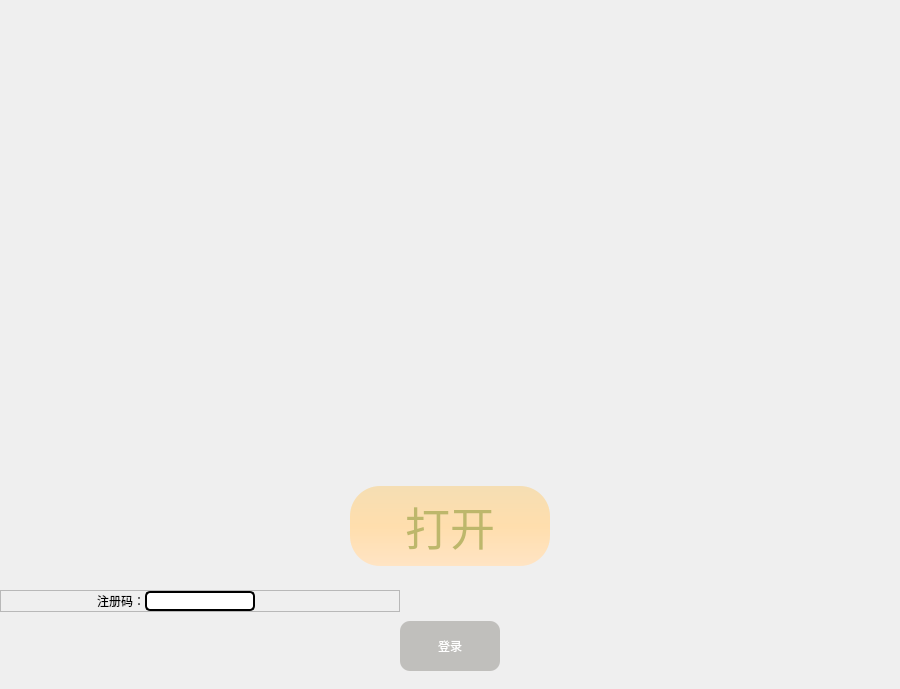
Qt form interface-file/qui_login_widget.ui (gdboy000/QPlugs) before a commit.
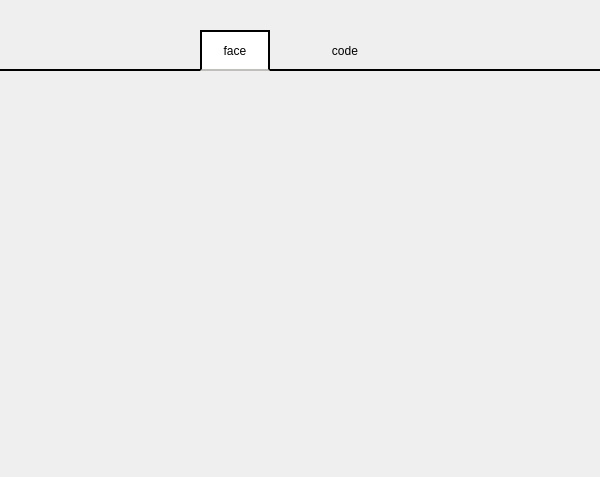
The same form after that commit. Icons and pictures are not drawn. Custom widgets are drawn as their Qt base class.

The edit to the form file:
```diff
--- a/interface-file/qui_login_widget.ui
+++ b/interface-file/qui_login_widget.ui
@@ -6,14 +6,17 @@
    <rect>
     <x>0</x>
     <y>0</y>
-    <width>900</width>
-    <height>674</height>
+    <width>600</width>
+    <height>477</height>
    </rect>
   </property>
   <property name="windowTitle">
    <string>Form</string>
   </property>
-  <layout class="QVBoxLayout" name="verticalLayout" stretch="0,1,10">
+  <property name="styleSheet">
+   <string notr="true"/>
+  </property>
+  <layout class="QVBoxLayout" name="verticalLayout">
    <property name="spacing">
     <number>0</number>
    </property>
@@ -40,126 +43,121 @@
      <property name="minimumSize">
       <size>
        <width>0</width>
-       <height>100</height>
+       <height>30</height>
       </size>
      </property>
-     <widget class="QPushButton" name="settingBtn">
-      <property name="geometry">
-       <rect>
-        <x>800</x>
-        <y>0</y>
-        <width>50</width>
-        <height>50</height>
-       </rect>
+     <property name="styleSheet">
+      <string notr="true">background: transparent;</string>
+     </property>
+     <layout class="QHBoxLayout" name="horizontalLayout">
+      <property name="spacing">
+       <number>0</number>
       </property>
-      <property name="maximumSize">
-       <size>
-        <width>50</width>
-        <height>50</height>
-       </size>
+      <property name="leftMargin">
+       <number>0</number>
       </property>
-      <property name="styleSheet">
-       <string notr="true">:hover{background:#EEE8AA  ;border:1px solid #FFFFFF;} :!hover{border-style:none}</string>
+      <property name="topMargin">
+       <number>0</number>
       </property>
-      <property name="text">
-       <string/>
+      <property name="rightMargin">
+       <number>0</number>
       </property>
-      <property name="icon">
-       <iconset resource="../resource.qrc">
-        <normaloff>:/icons/resources/cog.svg</normaloff>:/icons/resources/cog.svg</iconset>
+      <property name="bottomMargin">
+       <number>0</number>
       </property>
-      <property name="iconSize">
-       <size>
-        <width>25</width>
-        <height>25</height>
-       </size>
-      </property>
-     </widget>
-     <widget class="QPushButton" name="backBtn">
-      <property name="geometry">
-       <rect>
-        <x>750</x>
-        <y>0</y>
-        <width>50</width>
-        <height>50</height>
-       </rect>
-      </property>
-      <property name="sizePolicy">
-       <sizepolicy hsizetype="Preferred" vsizetype="Fixed">
-        <horstretch>0</horstretch>
-        <verstretch>0</verstretch>
-       </sizepolicy>
-      </property>
-      <property name="maximumSize">
-       <size>
-        <width>50</width>
-        <height>50</height>
-       </size>
-      </property>
-      <property name="styleSheet">
-       <string notr="true">:hover{background:#EEE8AA  ;border:1px solid #FFFFFF;} :!hover{border-style:none}</string>
-      </property>
-      <property name="text">
-       <string/>
-      </property>
-      <property name="icon">
-       <iconset resource="../resource.qrc">
-        <normaloff>:/icons/resources/log-out.svg</normaloff>:/icons/resources/log-out.svg</iconset>
-      </property>
-      <property name="iconSize">
-       <size>
-        <width>25</width>
-        <height>25</height>
-       </size>
-      </property>
-     </widget>
-     <widget class="QPushButton" name="closeBtn">
-      <property name="geometry">
-       <rect>
-        <x>850</x>
-        <y>0</y>
-        <width>50</width>
-        <height>50</height>
-       </rect>
-      </property>
-      <property name="maximumSize">
-       <size>
-        <width>50</width>
-        <height>50</height>
-       </size>
-      </property>
-      <property name="styleSheet">
-       <string notr="true">:hover{background:red  ;border:1px solid #FFFFFF;}
-:!hover{border-style:none}</string>
-      </property>
-      <property name="text">
-       <string/>
-      </property>
-      <property name="icon">
-       <iconset resource="../resource.qrc">
-        <normaloff>:/icons/resources/close.svg</normaloff>:/icons/resources/close.svg</iconset>
-      </property>
-      <property name="iconSize">
-       <size>
-        <width>25</width>
-        <height>25</height>
-       </size>
-      </property>
-     </widget>
+      <item>
+       <spacer name="horizontalSpacer">
+        <property name="orientation">
+         <enum>Qt::Orientation::Horizontal</enum>
+        </property>
+        <property name="sizeHint" stdset="0">
+         <size>
+          <width>820</width>
+          <height>20</height>
+         </size>
+        </property>
+       </spacer>
+      </item>
+      <item>
+       <widget class="QPushButton" name="settingBtn">
+        <property name="maximumSize">
+         <size>
+          <width>50</width>
+          <height>50</height>
+         </size>
+        </property>
+        <property name="styleSheet">
+         <string notr="true">:hover{background:#000000 ;
+border-radius:0px;
+background-image: url(:/imgs/resources/cog-w.png);
+background-repeat: no-repeat;
+background-position: center;
+
+} 
+
+:!hover{border-style:none;
+border-radius:0px;
+background-image: url(:/icons/resources/cog.svg);
+background-repeat: no-repeat;
+background-position: center;
+
+}</string>
+        </property>
+        <property name="text">
+         <string/>
+        </property>
+        <property name="iconSize">
+         <size>
+          <width>25</width>
+          <height>25</height>
+         </size>
+        </property>
+       </widget>
+      </item>
+      <item>
+       <widget class="QPushButton" name="closeBtn">
+        <property name="maximumSize">
+         <size>
+          <width>50</width>
+          <height>50</height>
+         </size>
+        </property>
+        <property name="styleSheet">
+         <string notr="true">:hover{background:#000000 ;border-radius:0px;
+border-radius:0px;
+background-image: url(:/imgs/resources/close-w.png);
+background-repeat: no-repeat;
+background-position: center;
+
+}
+:!hover{border-style:none;
+border-radius:0px;
+background-image: url(:/icons/resources/close.svg);
+background-repeat: no-repeat;
+background-position: center;
+
+}</string>
+        </property>
+        <property name="text">
+         <string/>
+        </property>
+        <property name="iconSize">
+         <size>
+          <width>25</width>
+          <height>25</height>
+         </size>
+        </property>
+       </widget>
+      </item>
+     </layout>
     </widget>
    </item>
    <item>
     <widget class="QWidget" name="widget2" native="true">
-     <property name="enabled">
-      <bool>true</bool>
-     </property>
-     <layout class="QVBoxLayout" name="verticalLayout_2" stretch="1,6,1,1,1,1,1,1">
+     <layout class="QVBoxLayout" name="verticalLayout_2" stretch="1,10">
       <property name="spacing">
        <number>0</number>
       </property>
-      <property name="sizeConstraint">
-       <enum>QLayout::SizeConstraint::SetDefaultConstraint</enum>
-      </property>
       <property name="leftMargin">
        <number>0</number>
       </property>
@@ -173,341 +171,92 @@
        <number>0</number>
       </property>
       <item>
-       <spacer name="verticalSpacer_8">
-        <property name="orientation">
-         <enum>Qt::Orientation::Vertical</enum>
-        </property>
-        <property name="sizeType">
-         <enum>QSizePolicy::Policy::Fixed</enum>
-        </property>
-        <property name="sizeHint" stdset="0">
-         <size>
-          <width>20</width>
-          <height>80</height>
-         </size>
-        </property>
-       </spacer>
-      </item>
-      <item>
-       <widget class="CCurveLabel" name="label">
-        <property name="sizePolicy">
-         <sizepolicy hsizetype="Fixed" vsizetype="Fixed">
-          <horstretch>0</horstretch>
-          <verstretch>0</verstretch>
-         </sizepolicy>
-        </property>
-        <property name="minimumSize">
-         <size>
-          <width>256</width>
-          <height>256</height>
-         </size>
-        </property>
-        <property name="cursor">
-         <cursorShape>ArrowCursor</cursorShape>
-        </property>
+       <widget class="QWidget" name="widget2_1" native="true">
         <property name="styleSheet">
-         <string notr="true"/>
+         <string notr="true">border-bottom:2px solid black;</string>
         </property>
-        <property name="text">
-         <string/>
-        </property>
-       </widget>
-      </item>
-      <item>
-       <spacer name="verticalSpacer_7">
-        <property name="orientation">
-         <enum>Qt::Orientation::Vertical</enum>
-        </property>
-        <property name="sizeType">
-         <enum>QSizePolicy::Policy::Fixed</enum>
-        </property>
-        <property name="sizeHint" stdset="0">
-         <size>
-          <width>20</width>
-          <height>40</height>
-         </size>
-        </property>
-       </spacer>
-      </item>
-      <item>
-       <widget class="QWidget" name="widget_2" native="true">
-        <property name="sizePolicy">
-         <sizepolicy hsizetype="Preferred" vsizetype="Fixed">
-          <horstretch>0</horstretch>
-          <verstretch>0</verstretch>
-         </sizepolicy>
-        </property>
-        <property name="minimumSize">
-         <size>
-          <width>0</width>
-          <height>100</height>
-         </size>
-        </property>
-        <layout class="QHBoxLayout" name="horizontalLayout_3">
-         <item>
-          <widget class="QPushButton" name="centerBtn">
-           <property name="sizePolicy">
-            <sizepolicy hsizetype="Fixed" vsizetype="Fixed">
-             <horstretch>0</horstretch>
-             <verstretch>0</verstretch>
-            </sizepolicy>
-           </property>
-           <property name="minimumSize">
-            <size>
-             <width>200</width>
-             <height>80</height>
-            </size>
-           </property>
-           <property name="layoutDirection">
-            <enum>Qt::LayoutDirection::LeftToRight</enum>
-           </property>
-           <property name="styleSheet">
-            <string notr="true">background-color:qlineargradient(spread:pad, x1:0, y1:0, x2:0, y2:1, stop:0 #F5DEB3 ,stop:0.5 #FFDEAD ,stop:1 #FFE4C4 );
-border-color:black;
-border-radius:30px;
-font-size:45px;
-color:#BDB76B;</string>
-           </property>
-           <property name="text">
-            <string>打开</string>
-           </property>
-          </widget>
-         </item>
-        </layout>
-       </widget>
-      </item>
-      <item>
-       <spacer name="verticalSpacer">
-        <property name="orientation">
-         <enum>Qt::Orientation::Vertical</enum>
-        </property>
-        <property name="sizeHint" stdset="0">
-         <size>
-          <width>20</width>
-          <height>22</height>
-         </size>
-        </property>
-       </spacer>
-      </item>
-      <item>
-       <spacer name="verticalSpacer_2">
-        <property name="orientation">
-         <enum>Qt::Orientation::Vertical</enum>
-        </property>
-        <property name="sizeHint" stdset="0">
-         <size>
-          <width>20</width>
-          <height>22</height>
-         </size>
-        </property>
-       </spacer>
-      </item>
-      <item>
-       <widget class="QLabel" name="messageLabel">
-        <property name="sizePolicy">
-         <sizepolicy hsizetype="Fixed" vsizetype="Preferred">
-          <horstretch>0</horstretch>
-          <verstretch>0</verstretch>
-         </sizepolicy>
-        </property>
-        <property name="minimumSize">
-         <size>
-          <width>200</width>
-          <height>0</height>
-         </size>
-        </property>
-        <property name="text">
-         <string/>
-        </property>
-        <property name="alignment">
-         <set>Qt::AlignmentFlag::AlignCenter</set>
-        </property>
-       </widget>
-      </item>
-      <item>
-       <spacer name="verticalSpacer_3">
-        <property name="orientation">
-         <enum>Qt::Orientation::Vertical</enum>
-        </property>
-        <property name="sizeHint" stdset="0">
-         <size>
-          <width>20</width>
-          <height>22</height>
-         </size>
-        </property>
-       </spacer>
-      </item>
-     </layout>
-    </widget>
-   </item>
-   <item>
-    <widget class="QWidget" name="widget3" native="true">
-     <layout class="QVBoxLayout" name="verticalLayout_3" stretch="2,1,1,0,2">
-      <property name="spacing">
-       <number>0</number>
-      </property>
-      <property name="leftMargin">
-       <number>0</number>
-      </property>
-      <property name="topMargin">
-       <number>0</number>
-      </property>
-      <property name="rightMargin">
-       <number>0</number>
-      </property>
-      <item>
-       <spacer name="verticalSpacer_6">
-        <property name="orientation">
-         <enum>Qt::Orientation::Vertical</enum>
-        </property>
-        <property name="sizeHint" stdset="0">
-         <size>
-          <width>20</width>
-          <height>40</height>
-         </size>
-        </property>
-       </spacer>
-      </item>
-      <item>
-       <widget class="QFrame" name="frame">
-        <property name="sizePolicy">
-         <sizepolicy hsizetype="Fixed" vsizetype="Preferred">
-          <horstretch>0</horstretch>
-          <verstretch>0</verstretch>
-         </sizepolicy>
-        </property>
-        <property name="minimumSize">
-         <size>
-          <width>400</width>
-          <height>0</height>
-         </size>
-        </property>
-        <property name="frameShape">
-         <enum>QFrame::Shape::StyledPanel</enum>
-        </property>
-        <property name="frameShadow">
-         <enum>QFrame::Shadow::Raised</enum>
-        </property>
-        <layout class="QHBoxLayout" name="horizontalLayout" stretch="1,5,1">
-         <property name="spacing">
-          <number>0</number>
+        <widget class="QPushButton" name="faceModeBtn">
+         <property name="geometry">
+          <rect>
+           <x>200</x>
+           <y>0</y>
+           <width>70</width>
+           <height>41</height>
+          </rect>
          </property>
-         <property name="leftMargin">
-          <number>0</number>
+         <property name="sizePolicy">
+          <sizepolicy hsizetype="Fixed" vsizetype="Fixed">
+           <horstretch>0</horstretch>
+           <verstretch>0</verstretch>
+          </sizepolicy>
          </property>
-         <property name="topMargin">
-          <number>0</number>
+         <property name="minimumSize">
+          <size>
+           <width>60</width>
+           <height>30</height>
+          </size>
          </property>
-         <property name="rightMargin">
-          <number>0</number>
+         <property name="styleSheet">
+          <string notr="true">:!hover{border-top: 2px solid black;
+border-right: 2px solid black;
+border-left: 2px solid black;
+border-bottom: 2px solid rgb(192, 191, 188);
+background-color: rgb(255, 255, 255);
+}
+:hover{
+border:2px;
+background-color: rgb(0, 0, 0);
+color: white;
+}
+</string>
          </property>
-         <property name="bottomMargin">
-          <number>0</number>
+         <property name="text">
+          <string>face</string>
          </property>
-         <item>
-          <widget class="QLabel" name="label1">
-           <property name="text">
-            <string>注册码：</string>
-           </property>
-           <property name="alignment">
-            <set>Qt::AlignmentFlag::AlignRight|Qt::AlignmentFlag::AlignTrailing|Qt::AlignmentFlag::AlignVCenter</set>
-           </property>
-          </widget>
-         </item>
-         <item>
-          <widget class="QLineEdit" name="lineEdit">
-           <property name="sizePolicy">
-            <sizepolicy hsizetype="Fixed" vsizetype="Fixed">
-             <horstretch>0</horstretch>
-             <verstretch>0</verstretch>
-            </sizepolicy>
-           </property>
-           <property name="styleSheet">
-            <string notr="true">border:2px solid #000000;
-border-radius: 5px;
+        </widget>
+        <widget class="QPushButton" name="codeModeBtn">
+         <property name="geometry">
+          <rect>
+           <x>310</x>
+           <y>0</y>
+           <width>70</width>
+           <height>41</height>
+          </rect>
+         </property>
+         <property name="sizePolicy">
+          <sizepolicy hsizetype="Fixed" vsizetype="Fixed">
+           <horstretch>0</horstretch>
+           <verstretch>0</verstretch>
+          </sizepolicy>
+         </property>
+         <property name="minimumSize">
+          <size>
+           <width>60</width>
+           <height>30</height>
+          </size>
+         </property>
+         <property name="styleSheet">
+          <string notr="true">:!hover{border-top: 2px none black;
+border-right: 2px none black;
+border-left: 2px none black;
+border-bottom: 2px none;}
+
+
+:hover{
+border:2px;
+background-color: rgb(0, 0, 0);
+color: white;
+}
 </string>
-           </property>
-          </widget>
-         </item>
-         <item>
-          <widget class="QLabel" name="label2">
-           <property name="text">
-            <string/>
-           </property>
-           <property name="alignment">
-            <set>Qt::AlignmentFlag::AlignCenter</set>
-           </property>
-          </widget>
-         </item>
-        </layout>
+         </property>
+         <property name="text">
+          <string>code</string>
+         </property>
+        </widget>
        </widget>
       </item>
       <item>
-       <spacer name="verticalSpacer_4">
-        <property name="orientation">
-         <enum>Qt::Orientation::Vertical</enum>
-        </property>
-        <property name="sizeHint" stdset="0">
-         <size>
-          <width>20</width>
-          <height>12</height>
-         </size>
-        </property>
-       </spacer>
-      </item>
-      <item>
-       <widget class="QWidget" name="widget" native="true">
-        <property name="sizePolicy">
-         <sizepolicy hsizetype="Preferred" vsizetype="Preferred">
-          <horstretch>0</horstretch>
-          <verstretch>0</verstretch>
-         </sizepolicy>
-        </property>
-        <layout class="QHBoxLayout" name="horizontalLayout_2">
-         <item>
-          <widget class="QPushButton" name="codeLoginBtn">
-           <property name="sizePolicy">
-            <sizepolicy hsizetype="Fixed" vsizetype="Preferred">
-             <horstretch>0</horstretch>
-             <verstretch>0</verstretch>
-            </sizepolicy>
-           </property>
-           <property name="minimumSize">
-            <size>
-             <width>100</width>
-             <height>50</height>
-            </size>
-           </property>
-           <property name="styleSheet">
-            <string notr="true">:!hover{background-color:rgb(192, 191, 188);
-border-color:black;
-border-radius:10px;
-color:#FFFFFF;}
-:hover{background-color:rgb(192, 191, 188);
-border-color:black;
-border-radius:10px;
-color:#000000;}</string>
-           </property>
-           <property name="text">
-            <string>登录</string>
-           </property>
-          </widget>
-         </item>
-        </layout>
-       </widget>
-      </item>
-      <item>
-       <spacer name="verticalSpacer_5">
-        <property name="orientation">
-         <enum>Qt::Orientation::Vertical</enum>
-        </property>
-        <property name="sizeHint" stdset="0">
-         <size>
-          <width>20</width>
-          <height>26</height>
-         </size>
-        </property>
-       </spacer>
+       <widget class="QWidget" name="widget2_2" native="true"/>
       </item>
      </layout>
     </widget>
@@ -517,13 +266,6 @@
   <zorder>widget3</zorder>
   <zorder>widget2</zorder>
  </widget>
- <customwidgets>
-  <customwidget>
-   <class>CCurveLabel</class>
-   <extends>QLabel</extends>
-   <header location="global">q_change_label.h</header>
-  </customwidget>
- </customwidgets>
  <resources>
   <include location="../resource.qrc"/>
  </resources>
```
Left out of the diff: 3 changed lines with no effect on the pictures.
